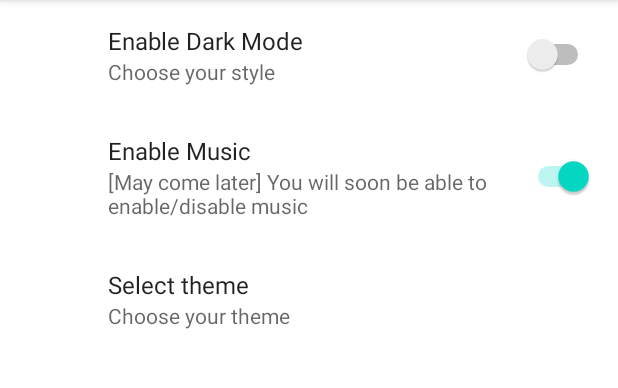
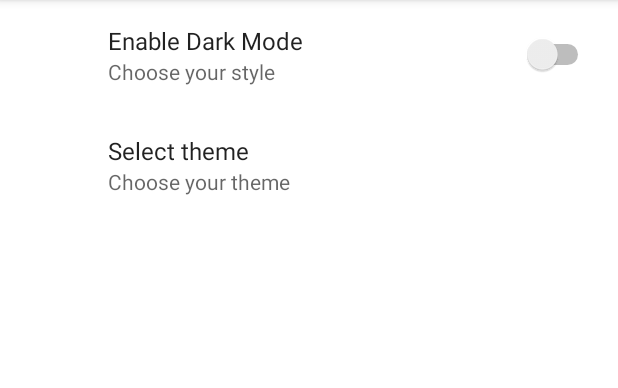
Before and after one commit to Dis-Place/sdp2022, an Android app: the SettingsActivity screen opened directly, with no data from a screen before it, on a phone screen of 412 x 824 dp, the part 84-472 px from its top. Run offline under Robolectric (Android 15) with nearby library versions, the phone set to English and light mode, and no system bars; our stand-ins replace androidx.preference.

Commit message:
azdazjiydu&e"b gr_çy"aezgfuoi

```diff
--- a/app/src/main/java/com/github/displace/sdp2022/SettingsActivity.kt
+++ b/app/src/main/java/com/github/displace/sdp2022/SettingsActivity.kt
@@ -14,7 +14,6 @@ import androidx.preference.PreferenceManager
 import com.github.displace.sdp2022.profile.achievements.AchievementsLibrary
 
 const val DARK_MODE_SETTINGS_SWITCH: String = "darkMode"
-const val MUSIC_SETTINGS_SWITCH: String = "musicKey"
 const val THEME_SETTINGS_SWITCH: String = "themeKey"
 
 
@@ -43,14 +42,12 @@ class SettingsActivity : AppCompatActivity() {
         //Retrieve which settings it is
         val contentString: String = when (key) {
             DARK_MODE_SETTINGS_SWITCH -> "Dark mode"
-            MUSIC_SETTINGS_SWITCH -> "Music"
             THEME_SETTINGS_SWITCH -> "Theme"
             else -> "Unknown settings"
         }
 
         when (key) {
             DARK_MODE_SETTINGS_SWITCH -> darkMode(prefs)
-            MUSIC_SETTINGS_SWITCH -> music(prefs)
             THEME_SETTINGS_SWITCH -> chooseTheme(prefs)
 
         }
--- a/app/src/main/res/xml/preferences.xml
+++ b/app/src/main/res/xml/preferences.xml
@@ -8,12 +8,7 @@
         android:key="darkMode"
         android:summary="Choose your style"
         android:title="Enable Dark Mode" />
-    <SwitchPreference
-        android:contentDescription="music button"
-        android:defaultValue="true"
-        android:key="musicKey"
-        android:summary="[May come later] You will soon be able to enable/disable music "
-        android:title="Enable Music" />
+
     <ListPreference
         android:contentDescription="theme button"
         android:defaultValue="purple"
```
Also changed, not shown: 1 other file.
